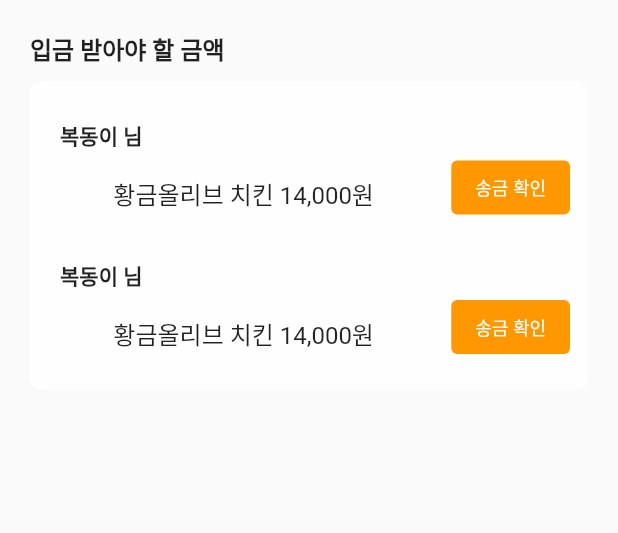
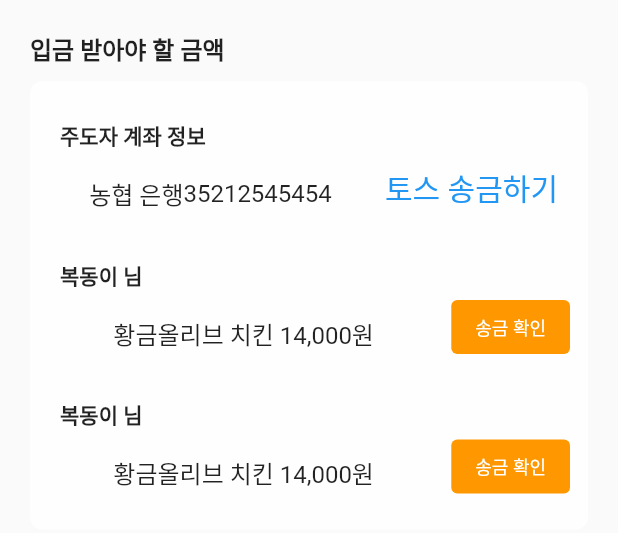
Before and after one commit to jinwuui/share-delivery-front, a Flutter app: the CheckRemitOfUserSection widget shown alone on an empty page, opened directly, on a phone screen of 412 x 824 dp. Shown: the top 533 px of the screen. Run offline on Flutter 3.47's test engine with Material 2 defaults, Android fonts, the phone set to English and light mode, and no system bars; our stand-ins replace dio, equatable, firebase_core, firebase_messaging, flutter_dotenv, flutter_local_notifications and 20 more; missing offline and left inert: flutter_persistent_keyboard_height, safe_clipboard; accounts and stored records are empty; generated files the repository leaves out were written again; network calls fail; statements that could not run were skipped.

```diff
--- a/lib/src/controller/delivery_order_detail/delivery_manage_controller.dart
+++ b/lib/src/controller/delivery_order_detail/delivery_manage_controller.dart
@@ -1,7 +1,7 @@
 import 'package:get/get.dart';
 import 'package:share_delivery/src/data/model/delivery_room/delivery_room/delivery_room.dart';
 
-class DeliveryManageController extends GetxController {
+class DeliveryManageController extends GetxService {
   final deliveryRooms = {}.obs; // key : roomId, value : DeliveryRoomModel
 
   Future<void> addDeliveryRoom(String roomId, DeliveryRoom deliveryRoom) async {
--- a/lib/src/controller/delivery_order_detail/order_form_register_controller.dart
+++ b/lib/src/controller/delivery_order_detail/order_form_register_controller.dart
@@ -76,10 +76,6 @@ class OrderFormRegisterController extends GetxController {
   Future<void> deleteDiscountItem(String k) async {
     discountMap.remove(k);
   }
-
-  Future<void> addOrder(String menu, String money) async {
-    discountMap[menu] = money;
-  }
 }
 
 class ImagePickerException implements Exception {
--- a/lib/src/controller/home/home_controller.dart
+++ b/lib/src/controller/home/home_controller.dart
@@ -463,10 +463,6 @@ class HomeController extends GetxController {
   }
 
   int distanceBetween(ReceivingLocation receivingLocation) {
-    print('HomeController.distanceBetween $locationData');
-
-    print("locationData $locationData");
-
     if (locationData.value.latitude == null ||
         locationData.value.latitude == null) return -1;
 
--- a/lib/src/ui/delivery_post/delivery_order_detail/widget/organisms/check_remit_of_user_section.dart
+++ b/lib/src/ui/delivery_post/delivery_order_detail/widget/organisms/check_remit_of_user_section.dart
@@ -1,5 +1,7 @@
 import 'package:flutter/material.dart';
 import 'package:share_delivery/src/ui/delivery_post/delivery_order_detail/widget/molecules/check_remit_of_user.dart';
+import 'package:share_delivery/src/ui/theme/text_theme.dart';
+import 'package:share_delivery/src/ui/widgets/toss_withdraw_button.dart';
 
 class CheckRemitOfUserSection extends StatelessWidget {
   const CheckRemitOfUserSection({Key? key}) : super(key: key);
@@ -34,6 +36,8 @@ class CheckRemitOfUserSection extends StatelessWidget {
               child: Column(
                 crossAxisAlignment: CrossAxisAlignment.start,
                 children: [
+                  // TODO: if 주도자 아닌 경우, 주도자 계좌번호 은행 송금 링크 뜨도록
+                  _buildLeaderAccountInfo(),
                   CheckRemitOfUser(),
                   CheckRemitOfUser(),
                 ],
@@ -44,4 +48,45 @@ class CheckRemitOfUserSection extends StatelessWidget {
       ),
     );
   }
+
+  Widget _buildLeaderAccountInfo() {
+    return Padding(
+      padding: const EdgeInsets.symmetric(horizontal: 2.0, vertical: 8.0),
+      child: Row(
+        crossAxisAlignment: CrossAxisAlignment.end,
+        children: [
+          Expanded(
+            flex: 2,
+            child: Column(
+              crossAxisAlignment: CrossAxisAlignment.start,
+              children: [
+                Padding(
+                  padding: const EdgeInsets.all(8.0),
+                  child: Text(
+                    "주도자 계좌 정보",
+                    style: TextStyle(fontWeight: FontWeight.w800),
+                  ),
+                ),
+                Container(
+                  padding: EdgeInsets.all(8.0),
+                  child: Row(
+                    mainAxisAlignment: MainAxisAlignment.center,
+                    children: [
+                      Text("농협 은행", style: menuTextStyle),
+                      Text(
+                        "35212545454",
+                        style: menuTextStyle,
+                      ),
+                    ],
+                  ),
+                ),
+              ],
+            ),
+          ),
+          TossWithdrawButton(
+              bank: "농협", account: "3521264915483", amount: 10000),
+        ],
+      ),
+    );
+  }
 }
--- a/lib/src/utils/dio_util.dart
+++ b/lib/src/utils/dio_util.dart
@@ -23,7 +23,7 @@ class DioUtil {
         },
         onError: (error, handler) async {
           // 인증 오류가 발생했을 경우: AccessToken 의 만료
-          if (error.response?.statusCode == 401) {
+          if (false && error.response?.statusCode == 401) {
             print("401 에러 발생!!!");
             // 기기에 저장된 AccessToken 과 RefreshToken 로드
             final accessToken =
@@ -105,4 +105,7 @@ class DioUtil {
     // interceptor 가 완성된 dio 반환
     return dio;
   }
+  // static Dio getMultipartDio() {
+  //   Dio dio = getDio();
+  // }
 }
```
Also changed, not shown: lib/main.dart (+8 -0 lines), lib/src/controller/delivery_order_detail/delivery_room_info_detail_controller.dart (+7 -13 lines), lib/src/data/model/delivery_order_detail/user_with_order_model.freezed.dart (deleted), lib/src/data/provider/profile/profile_api_client.g.dart, lib/src/data/repository/delivery_order_detail/delivery_order_detail_dto.freezed.dart, lib/src/data/repository/profile/account_dto.freezed.dart (added), lib/src/data/repository/profile/account_dto.g.dart (added).
